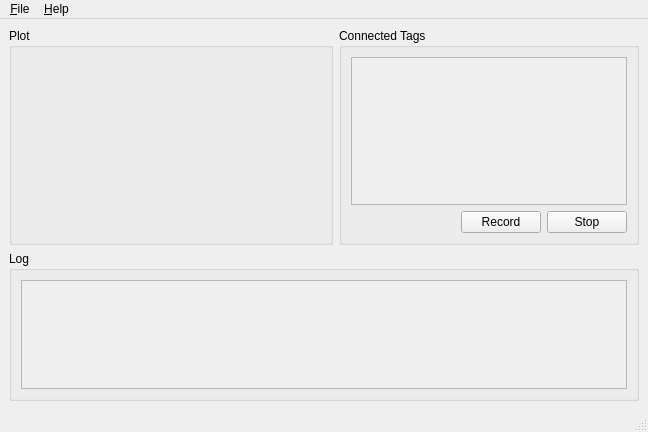
The window that evb1000viewer.ui (xEnVrE/DecaWaveEVB1000Viewer) describes before a commit, drawn with Qt 5.
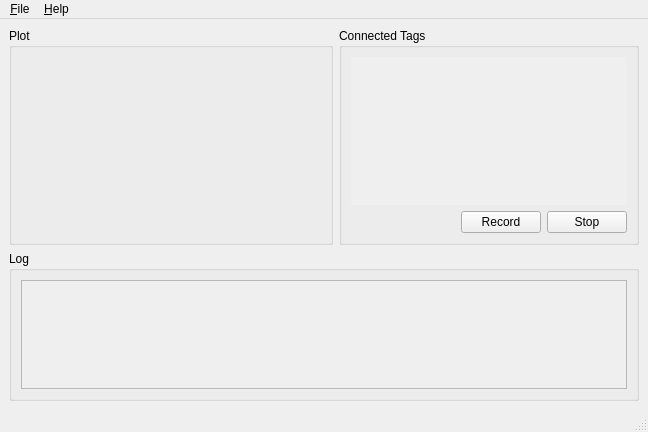
The same window after the commit.

Commit message: - change connectedTagScollArea frameShape property to NoFrame from QtDesigner - remove frameShape property setup in EVB1000ViewerMainWindow constructor

What changed in the file:
```diff
--- a/evb1000viewer.ui
+++ b/evb1000viewer.ui
@@ -29,16 +29,22 @@
       <layout class="QVBoxLayout" name="connectedTagsGroupBoxLayout">
        <item>
         <widget class="QScrollArea" name="connectedTagsScrollArea">
+         <property name="frameShape">
+          <enum>QFrame::NoFrame</enum>
+         </property>
          <property name="widgetResizable">
           <bool>true</bool>
          </property>
          <widget class="QWidget" name="connectedTagsScrollAreaWidget">
+          <property name="enabled">
+           <bool>true</bool>
+          </property>
           <property name="geometry">
            <rect>
             <x>0</x>
             <y>0</y>
-            <width>274</width>
-            <height>123</height>
+            <width>276</width>
+            <height>125</height>
            </rect>
           </property>
           <layout class="QVBoxLayout" name="connectedTagsScrollAreaWidgetLayout">
```
The commit also changes 1 other file.
